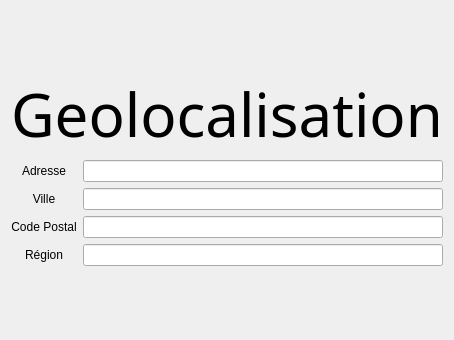
This is GeoStation_Projet/geolocmozaicwidget.ui in SoheibBiga/GeoStation as Qt 5 draws it before an edit. The edited form follows.
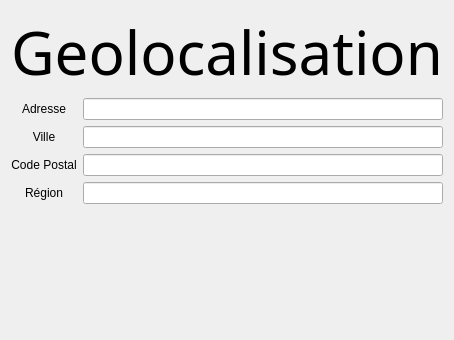
This is the edited form.

The edit to the form file:
```diff
--- a/GeoStation_Projet/geolocmozaicwidget.ui
+++ b/GeoStation_Projet/geolocmozaicwidget.ui
@@ -12,13 +12,15 @@
   </property>
   <property name="maximumSize">
    <size>
-    <width>400</width>
-    <height>400</height>
+    <width>2000</width>
+    <height>2000</height>
    </size>
   </property>
   <property name="windowTitle">
    <string>Form</string>
   </property>
+  <layout class="QVBoxLayout" name="verticalLayout_5">
+   <item>
   <layout class="QVBoxLayout" name="verticalLayout_4">
    <item>
     <layout class="QVBoxLayout" name="verticalLayout_3">
@@ -111,6 +113,15 @@
         </layout>
        </item>
       </layout>
+       </item>
+      </layout>
+     </item>
+     <item>
+      <widget class="QLabel" name="label_2">
+       <property name="text">
+        <string/>
+       </property>
+      </widget>
      </item>
     </layout>
    </item>
```
Lines whose indentation alone changed are shown as unchanged.
